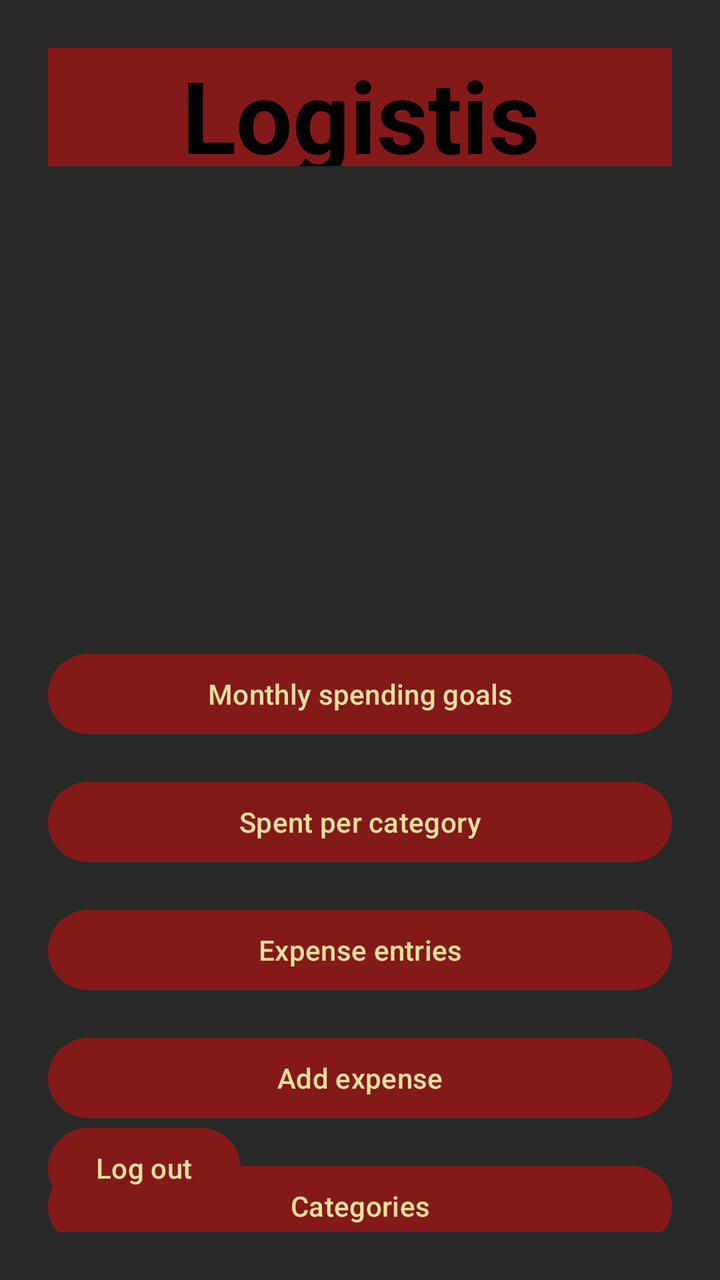
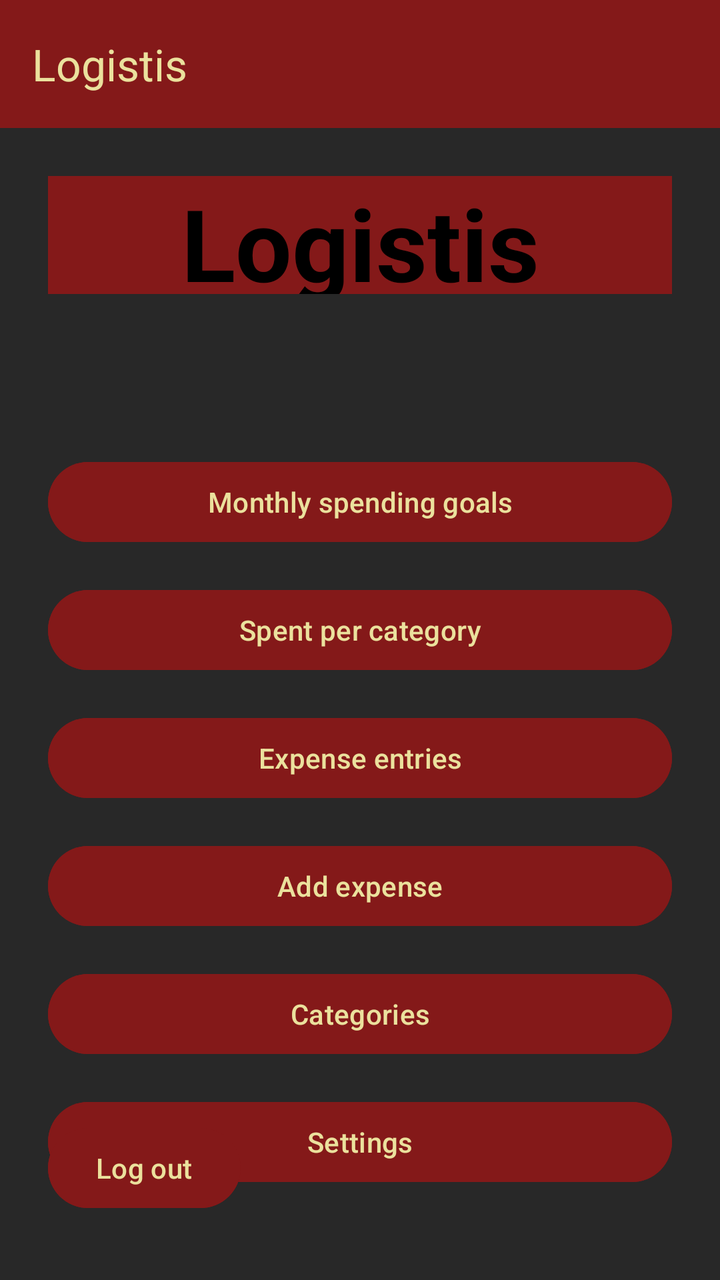

An Android layout rendered at two revisions. The XML below is the earlier revision; the diff shows what the commit changed to produce the second picture.
<!-- AndroidManifest.xml: application theme Theme.OPSC7311Introduction -->
<!-- res/layout/activity_menu.xml -->
<?xml version="1.0" encoding="utf-8"?>
<androidx.constraintlayout.widget.ConstraintLayout xmlns:android="http://schemas.android.com/apk/res/android"
    xmlns:app="http://schemas.android.com/apk/res-auto"
    xmlns:tools="http://schemas.android.com/tools"
    android:layout_width="match_parent"
    android:layout_height="match_parent"
    android:background="#282828"
    android:padding="24dp"
    tools:context=".Menu">

    <TextView
        android:id="@+id/tvMenuTitle"
        android:layout_width="357dp"
        android:layout_height="59dp"
        android:gravity="center"
        android:background="#841919"
        android:backgroundTint="#841919"
        android:text="Logistis"
        android:textColor="#000000"
        android:textSize="50sp"
        android:textStyle="bold"
        app:layout_constraintEnd_toEndOf="parent"
        app:layout_constraintStart_toStartOf="parent"
        app:layout_constraintTop_toTopOf="parent" />

    <Button
        android:id="@+id/btnMonthlyGoals"
        android:layout_width="0dp"
        android:layout_height="wrap_content"
        android:layout_marginTop="240dp"
        android:backgroundTint="#841919"
        android:text="Monthly spending goals"
        android:textColor="#EBE19D"
        app:layout_constraintEnd_toEndOf="parent"
        app:layout_constraintHorizontal_bias="0.0"
        app:layout_constraintStart_toStartOf="parent"
        app:layout_constraintTop_toBottomOf="@id/tvMenuTitle" />

    <Button
        android:id="@+id/btnCategoryTotals"
        android:layout_width="0dp"
        android:layout_height="wrap_content"
        android:layout_marginTop="16dp"
        android:backgroundTint="#841919"
        android:text="Spent per category"
        android:textColor="#EBE19D"
        app:layout_constraintEnd_toEndOf="parent"
        app:layout_constraintStart_toStartOf="parent"
        app:layout_constraintTop_toBottomOf="@id/btnMonthlyGoals" />

    <Button
        android:id="@+id/btnExpenseList"
        android:layout_width="0dp"
        android:layout_height="wrap_content"
        android:layout_marginTop="16dp"
        android:backgroundTint="#841919"
        android:text="Expense entries"
        android:textColor="#EBE19D"
        app:layout_constraintEnd_toEndOf="parent"
        app:layout_constraintStart_toStartOf="parent"
        app:layout_constraintTop_toBottomOf="@id/btnCategoryTotals" />

    <Button
        android:id="@+id/btnAddExpense"
        android:layout_width="0dp"
        android:layout_height="wrap_content"
        android:layout_marginTop="16dp"
        android:backgroundTint="#841919"
        android:text="Add expense"
        android:textColor="#EBE19D"
        app:layout_constraintEnd_toEndOf="parent"
        app:layout_constraintStart_toStartOf="parent"
        app:layout_constraintTop_toBottomOf="@id/btnExpenseList" />

    <Button
        android:id="@+id/btnMenuCategories"
        android:layout_width="0dp"
        android:layout_height="wrap_content"
        android:layout_marginTop="80dp"
        android:backgroundTint="#841919"
        android:text="Categories"
        android:textColor="#EBE19D"
        app:layout_constraintEnd_toEndOf="parent"
        app:layout_constraintHorizontal_bias="0.0"
        app:layout_constraintStart_toStartOf="parent"
        app:layout_constraintTop_toBottomOf="@id/btnExpenseList" />

    <Button
        android:id="@+id/btnMenuSettings"
        android:layout_width="0dp"
        android:layout_height="wrap_content"
        android:layout_marginTop="16dp"
        android:backgroundTint="#841919"
        android:text="Settings"
        android:textColor="#EBE19D"
        app:layout_constraintEnd_toEndOf="parent"
        app:layout_constraintStart_toStartOf="parent"
        app:layout_constraintTop_toBottomOf="@id/btnMenuCategories" />

    <Button
        android:id="@+id/btnLogout"
        android:layout_width="wrap_content"
        android:layout_height="wrap_content"
        android:layout_marginBottom="8dp"
        android:backgroundTint="#841919"
        android:text="Log out"
        android:textColor="#EBE19D"
        app:layout_constraintBottom_toBottomOf="parent"
        app:layout_constraintStart_toStartOf="parent" />

</androidx.constraintlayout.widget.ConstraintLayout>
<!-- resources referenced by this layout -->
<resources>
  <style name="Theme.OPSC7311Introduction" parent="Base.Theme.OPSC7311Introduction" />
  <style name="Base.Theme.OPSC7311Introduction" parent="Theme.Material3.DayNight.NoActionBar">
          
          
      </style>
</resources>

<!-- the commit's change to res/layout/activity_menu.xml (unified diff, before → after) -->
@@ -1,111 +1,163 @@
+<?xml version="1.0" encoding="utf-8"?>
+<androidx.drawerlayout.widget.DrawerLayout
+    xmlns:android="http://schemas.android.com/apk/res/android"
+    xmlns:app="http://schemas.android.com/apk/res-auto"
+    xmlns:tools="http://schemas.android.com/tools"
+    android:id="@+id/drawerLayout"
+    android:layout_width="match_parent"
+    android:layout_height="match_parent"
+    android:fitsSystemWindows="true"
+    tools:context=".Menu">
+
+    
+    <LinearLayout
+        android:layout_width="match_parent"
+        android:layout_height="match_parent"
+        android:orientation="vertical"
+        android:background="#282828">
+
+        
+        <com.google.android.material.appbar.MaterialToolbar
+            android:id="@+id/toolbar"
+            android:layout_width="match_parent"
+            android:layout_height="?attr/actionBarSize"
+            android:background="#841919"
+            app:title="Logistis"
+            app:titleTextColor="#EBE19D" />
+
+        
+        <androidx.constraintlayout.widget.ConstraintLayout
+            android:layout_width="match_parent"
+            android:layout_height="match_parent"
+            android:background="#282828"
+            android:padding="24dp">
+
+            <TextView
+                android:id="@+id/tvMenuTitle"
+                android:layout_width="0dp"
+                android:layout_height="59dp"
+                android:gravity="center"
+                android:background="#841919"
+                android:text="Logistis"
+                android:textColor="#000000"
+                android:textSize="50sp"
+                android:textStyle="bold"
+                app:layout_constraintEnd_toEndOf="parent"
+                app:layout_constraintStart_toStartOf="parent"
+                app:layout_constraintTop_toTopOf="parent" />
+
+            <Button
+                android:id="@+id/btnMonthlyGoals"
+                android:layout_width="0dp"
+                android:layout_height="wrap_content"
+                android:layout_marginTop="80dp"
+                android:backgroundTint="#841919"
+                android:text="Monthly spending goals"
+                android:textColor="#EBE19D"
+                app:layout_constraintEnd_toEndOf="parent"
+                app:layout_constraintStart_toStartOf="parent"
+                app:layout_constraintTop_toBottomOf="@id/tvMenuTitle" />
+
+            <Button
+                android:id="@+id/btnCategoryTotals"
+                android:layout_width="0dp"
+                android:layout_height="wrap_content"
+                android:layout_marginTop="16dp"
+                android:backgroundTint="#841919"
+                android:text="Spent per category"
+                android:textColor="#EBE19D"
+                app:layout_constraintEnd_toEndOf="parent"
+                app:layout_constraintStart_toStartOf="parent"
+                app:layout_constraintTop_toBottomOf="@id/btnMonthlyGoals" />
+
+            <Button
+                android:id="@+id/btnExpenseList"
+                android:layout_width="0dp"
+                android:layout_height="wrap_content"
+                android:layout_marginTop="16dp"
+                android:backgroundTint="#841919"
+                android:text="Expense entries"
+                android:textColor="#EBE19D"
+                app:layout_constraintEnd_toEndOf="parent"
+                app:layout_constraintStart_toStartOf="parent"
+                app:layout_constraintTop_toBottomOf="@id/btnCategoryTotals" />
+
+            <Button
+                android:id="@+id/btnAddExpense"
+                android:layout_width="0dp"
+                android:layout_height="wrap_content"
+                android:layout_marginTop="16dp"
+                android:backgroundTint="#841919"
+                android:text="Add expense"
+                android:textColor="#EBE19D"
+                app:layout_constraintEnd_toEndOf="parent"
+                app:layout_constraintStart_toStartOf="parent"
+                app:layout_constraintTop_toBottomOf="@id/btnExpenseList" />
+
+            <Button
+                android:id="@+id/btnMenuCategories"
+                android:layout_width="0dp"
+                android:layout_height="wrap_content"
+                android:layout_marginTop="16dp"
+                android:backgroundTint="#841919"
+                android:text="Categories"
+                android:textColor="#EBE19D"
+                app:layout_constraintEnd_toEndOf="parent"
+                app:layout_constraintStart_toStartOf="parent"
+                app:layout_constraintTop_toBottomOf="@id/btnAddExpense" />
+
+            <Button
+                android:id="@+id/btnMenuSettings"
+                android:layout_width="0dp"
+                android:layout_height="wrap_content"
+                android:layout_marginTop="16dp"
+                android:backgroundTint="#841919"
+                android:text="Settings"
+                android:textColor="#EBE19D"
+                app:layout_constraintEnd_toEndOf="parent"
+                app:layout_constraintStart_toStartOf="parent"
+                app:layout_constraintTop_toBottomOf="@id/btnMenuCategories" />
+
+            <Button
+                android:id="@+id/btnLogout"
+                android:layout_width="wrap_content"
+                android:layout_height="wrap_content"
+                android:layout_marginBottom="8dp"
+                android:backgroundTint="#841919"
+                android:text="Log out"
+                android:textColor="#EBE19D"
+                app:layout_constraintBottom_toBottomOf="parent"
+                app:layout_constraintStart_toStartOf="parent" />
+
+        </androidx.constraintlayout.widget.ConstraintLayout>
+    </LinearLayout>
+
+    
+    <com.google.android.material.navigation.NavigationView
+        android:id="@+id/nav_view"
+        android:layout_width="280dp"
+        android:layout_height="match_parent"
+        android:layout_gravity="start"
+        app:headerLayout="@layout/nav_header"
+        app:menu="@menu/nav_menu" />
+
+</androidx.drawerlayout.widget.DrawerLayout>
+<!-- res/layout/nav_header.xml (included above) -->
 <?xml version="1.0" encoding="utf-8"?>
 <androidx.constraintlayout.widget.ConstraintLayout xmlns:android="http://schemas.android.com/apk/res/android"
-    xmlns:app="http://schemas.android.com/apk/res-auto"
-    xmlns:tools="http://schemas.android.com/tools"
     android:layout_width="match_parent"
-    android:layout_height="match_parent"
-    android:background="#282828"
-    android:padding="24dp"
-    tools:context=".Menu">
+    android:layout_height="150dp"
+    android:background="#FAE4EB"
+    android:orientation="vertical">
 
+    <ImageView
+        android:layout_width="wrap_content"
+    android:layout_height="wrap_content"
+    android:contentDescription="@string/settings"
+    android:src="@drawable/ic_launcher_foreground" />
     <TextView
-        android:id="@+id/tvMenuTitle"
-        android:layout_width="357dp"
-        android:layout_height="59dp"
-        android:gravity="center"
-        android:background="#841919"
-        android:backgroundTint="#841919"
-        android:text="Logistis"
-        android:textColor="#000000"
-        android:textSize="50sp"
-        android:textStyle="bold"
-        app:layout_constraintEnd_toEndOf="parent"
-        app:layout_constraintStart_toStartOf="parent"
-        app:layout_constraintTop_toTopOf="parent" />
-
-    <Button
-        android:id="@+id/btnMonthlyGoals"
-        android:layout_width="0dp"
-        android:layout_height="wrap_content"
-        android:layout_marginTop="240dp"
-        android:backgroundTint="#841919"
-        android:text="Monthly spending goals"
-        android:textColor="#EBE19D"
-        app:layout_constraintEnd_toEndOf="parent"
-        app:layout_constraintHorizontal_bias="0.0"
-        app:layout_constraintStart_toStartOf="parent"
-        app:layout_constraintTop_toBottomOf="@id/tvMenuTitle" />
-
-    <Button
-        android:id="@+id/btnCategoryTotals"
-        android:layout_width="0dp"
-        android:layout_height="wrap_content"
-        android:layout_marginTop="16dp"
-        android:backgroundTint="#841919"
-        android:text="Spent per category"
-        android:textColor="#EBE19D"
-        app:layout_constraintEnd_toEndOf="parent"
-        app:layout_constraintStart_toStartOf="parent"
-        app:layout_constraintTop_toBottomOf="@id/btnMonthlyGoals" />
-
-    <Button
-        android:id="@+id/btnExpenseList"
-        android:layout_width="0dp"
-        android:layout_height="wrap_content"
-        android:layout_marginTop="16dp"
-        android:backgroundTint="#841919"
-        android:text="Expense entries"
-        android:textColor="#EBE19D"
-        app:layout_constraintEnd_toEndOf="parent"
-        app:layout_constraintStart_toStartOf="parent"
-        app:layout_constraintTop_toBottomOf="@id/btnCategoryTotals" />
-
-    <Button
-        android:id="@+id/btnAddExpense"
-        android:layout_width="0dp"
-        android:layout_height="wrap_content"
-        android:layout_marginTop="16dp"
-        android:backgroundTint="#841919"
-        android:text="Add expense"
-        android:textColor="#EBE19D"
-        app:layout_constraintEnd_toEndOf="parent"
-        app:layout_constraintStart_toStartOf="parent"
-        app:layout_constraintTop_toBottomOf="@id/btnExpenseList" />
-
-    <Button
-        android:id="@+id/btnMenuCategories"
-        android:layout_width="0dp"
-        android:layout_height="wrap_content"
-        android:layout_marginTop="80dp"
-        android:backgroundTint="#841919"
-        android:text="Categories"
-        android:textColor="#EBE19D"
-        app:layout_constraintEnd_toEndOf="parent"
-        app:layout_constraintHorizontal_bias="0.0"
-        app:layout_constraintStart_toStartOf="parent"
-        app:layout_constraintTop_toBottomOf="@id/btnExpenseList" />
-
-    <Button
-        android:id="@+id/btnMenuSettings"
-        android:layout_width="0dp"
-        android:layout_height="wrap_content"
-        android:layout_marginTop="16dp"
-        android:backgroundTint="#841919"
-        android:text="Settings"
-        android:textColor="#EBE19D"
-        app:layout_constraintEnd_toEndOf="parent"
-        app:layout_constraintStart_toStartOf="parent"
-        app:layout_constraintTop_toBottomOf="@id/btnMenuCategories" />
-
-    <Button
-        android:id="@+id/btnLogout"
         android:layout_width="wrap_content"
-        android:layout_height="wrap_content"
-        android:layout_marginBottom="8dp"
-        android:backgroundTint="#841919"
-        android:text="Log out"
-        android:textColor="#EBE19D"
-        app:layout_constraintBottom_toBottomOf="parent"
-        app:layout_constraintStart_toStartOf="parent" />
+    android:layout_height="wrap_content"
+    android:text="@string/my_navigation_drawer_demo"/>
 
 </androidx.constraintlayout.widget.ConstraintLayout>
<!-- resource entries referenced after the edit -->
@@ -1,5 +1,38 @@
 <!-- resources referenced by this layout -->
 <resources>
+  <!-- drawable ic_launcher_foreground (drawable) -->
+  <vector xmlns:android="http://schemas.android.com/apk/res/android"
+      xmlns:aapt="http://schemas.android.com/aapt"
+      android:width="108dp"
+      android:height="108dp"
+      android:viewportWidth="108"
+      android:viewportHeight="108">
+      <path android:pathData="M31,63.928c0,0 6.4,-11 12.1,-13.1c7.2,-2.6 26,-1.4 26,-1.4l38.1,38.1L107,108.928l-32,-1L31,63.928z">
+          <aapt:attr name="android:fillColor">
+              <gradient
+                  android:endX="85.84757"
+                  android:endY="92.4963"
+                  android:startX="42.9492"
+                  android:startY="49.59793"
+                  android:type="linear">
+                  <item
+                      android:color="#44000000"
+                      android:offset="0.0" />
+                  <item
+                      android:color="#00000000"
+                      android:offset="1.0" />
+              </gradient>
+          </aapt:attr>
+      </path>
+      <path
+          android:fillColor="#FFFFFF"
+          android:fillType="nonZero"
+          android:pathData="M65.3,45.828l3.8,-6.6c0.2,-0.4 0.1,-0.9 -0.3,-1.1c-0.4,-0.2 -0.9,-0.1 -1.1,0.3l-3.9,6.7c-6.3,-2.8 -13.4,-2.8 -19.7,0l-3.9,-6.7c-0.2,-0.4 -0.7,-0.5 -1.1,-0.3C38.8,38.328 38.7,38.828 38.9,39.228l3.8,6.6C36.2,49.428 31.7,56.028 31,63.928h46C76.3,56.028 71.8,49.428 65.3,45.828zM43.4,57.328c-0.8,0 -1.5,-0.5 -1.8,-1.2c-0.3,-0.7 -0.1,-1.5 0.4,-2.1c0.5,-0.5 1.4,-0.7 2.1,-0.4c0.7,0.3 1.2,1 1.2,1.8C45.3,56.528 44.5,57.328 43.4,57.328L43.4,57.328zM64.6,57.328c-0.8,0 -1.5,-0.5 -1.8,-1.2s-0.1,-1.5 0.4,-2.1c0.5,-0.5 1.4,-0.7 2.1,-0.4c0.7,0.3 1.2,1 1.2,1.8C66.5,56.528 65.6,57.328 64.6,57.328L64.6,57.328z"
+          android:strokeWidth="1"
+          android:strokeColor="#00000000" />
+  </vector>
+  <string name="my_navigation_drawer_demo">Logistis Budgeting</string>
+  <string name="settings">Settings</string>
   <style name="Theme.OPSC7311Introduction" parent="Base.Theme.OPSC7311Introduction" />
   <style name="Base.Theme.OPSC7311Introduction" parent="Theme.Material3.DayNight.NoActionBar">
           
